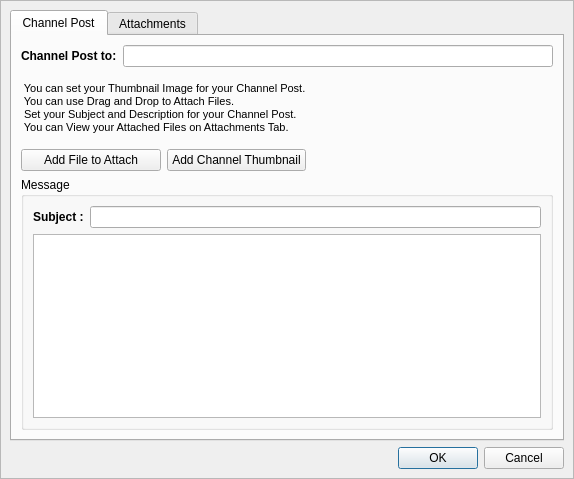
First picture: the form in retroshare-gui/src/gui/channels/CreateChannelMsg.ui, repository RetroShare/RetroShare, before the edit.
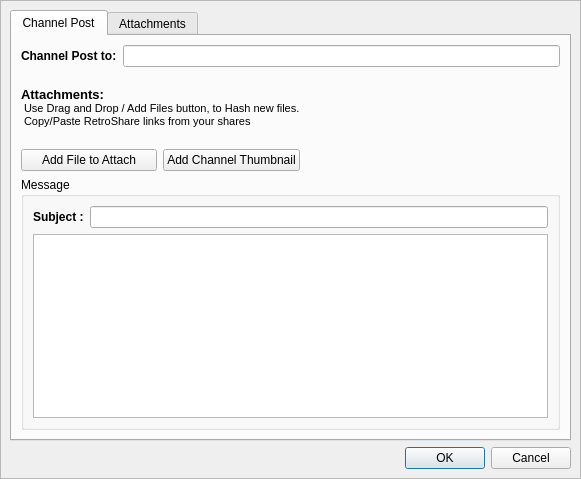
Second picture: the form after the edit. Icons and pictures are not drawn. Custom widgets are drawn as their Qt base class.

Commit message: removed obvious text, added message to warn user about re-hashing

```diff
--- a/retroshare-gui/src/gui/channels/CreateChannelMsg.ui
+++ b/retroshare-gui/src/gui/channels/CreateChannelMsg.ui
@@ -6,7 +6,7 @@
    <rect>
     <x>0</x>
     <y>0</y>
-    <width>574</width>
+    <width>581</width>
     <height>479</height>
    </rect>
   </property>
@@ -93,11 +93,10 @@
                <string>&lt;!DOCTYPE HTML PUBLIC &quot;-//W3C//DTD HTML 4.0//EN&quot; &quot;http://www.w3.org/TR/REC-html40/strict.dtd&quot;&gt;
 &lt;html&gt;&lt;head&gt;&lt;meta name=&quot;qrichtext&quot; content=&quot;1&quot; /&gt;&lt;style type=&quot;text/css&quot;&gt;
 p, li { white-space: pre-wrap; }
-&lt;/style&gt;&lt;/head&gt;&lt;body style=&quot; font-family:'MS Shell Dlg 2'; font-size:8.25pt; font-weight:400; font-style:normal;&quot;&gt;
-&lt;p style=&quot; margin-top:0px; margin-bottom:0px; margin-left:0px; margin-right:0px; -qt-block-indent:0; text-indent:0px;&quot;&gt;&lt;img src=&quot;:/images/feedback_arrow.png&quot; /&gt;&lt;span style=&quot; font-size:8pt;&quot;&gt; You can set your Thumbnail Image for your Channel Post.&lt;/span&gt;&lt;/p&gt;
-&lt;p style=&quot; margin-top:0px; margin-bottom:0px; margin-left:0px; margin-right:0px; -qt-block-indent:0; text-indent:0px;&quot;&gt;&lt;img src=&quot;:/images/feedback_arrow.png&quot; /&gt;&lt;span style=&quot; font-size:8pt;&quot;&gt; You can use Drag and Drop to Attach Files.&lt;/span&gt;&lt;/p&gt;
-&lt;p style=&quot; margin-top:0px; margin-bottom:0px; margin-left:0px; margin-right:0px; -qt-block-indent:0; text-indent:0px;&quot;&gt;&lt;img src=&quot;:/images/feedback_arrow.png&quot; /&gt;&lt;span style=&quot; font-size:8pt;&quot;&gt; Set your Subject and Description for your Channel Post.&lt;/span&gt;&lt;/p&gt;
-&lt;p style=&quot; margin-top:0px; margin-bottom:0px; margin-left:0px; margin-right:0px; -qt-block-indent:0; text-indent:0px;&quot;&gt;&lt;img src=&quot;:/images/feedback_arrow.png&quot; /&gt;&lt;span style=&quot; font-size:8pt;&quot;&gt; You can View your Attached Files on Attachments Tab.&lt;/span&gt;&lt;/p&gt;&lt;/body&gt;&lt;/html&gt;</string>
+&lt;/style&gt;&lt;/head&gt;&lt;body style=&quot; font-family:'Ubuntu'; font-size:11pt; font-weight:400; font-style:normal;&quot;&gt;
+&lt;p style=&quot; margin-top:0px; margin-bottom:0px; margin-left:0px; margin-right:0px; -qt-block-indent:0; text-indent:0px;&quot;&gt;&lt;span style=&quot; font-family:'MS Shell Dlg 2'; font-size:10pt; font-weight:600;&quot;&gt;Attachments:&lt;/span&gt;&lt;/p&gt;
+&lt;p style=&quot; margin-top:0px; margin-bottom:0px; margin-left:0px; margin-right:0px; -qt-block-indent:0; text-indent:0px;&quot;&gt;&lt;img src=&quot;:/images/feedback_arrow.png&quot; /&gt;&lt;span style=&quot; font-family:'MS Shell Dlg 2'; font-size:8pt;&quot;&gt; Use Drag and Drop / Add Files button, to Hash new files.&lt;/span&gt;&lt;/p&gt;
+&lt;p style=&quot; margin-top:0px; margin-bottom:0px; margin-left:0px; margin-right:0px; -qt-block-indent:0; text-indent:0px;&quot;&gt;&lt;img src=&quot;:/images/feedback_arrow.png&quot; /&gt;&lt;span style=&quot; font-family:'MS Shell Dlg 2'; font-size:8pt;&quot;&gt; Copy/Paste RetroShare links from your shares&lt;/span&gt;&lt;/p&gt;&lt;/body&gt;&lt;/html&gt;</string>
               </property>
              </widget>
             </item>
```
Left out of the diff: 2 changed lines with no effect on the pictures.
